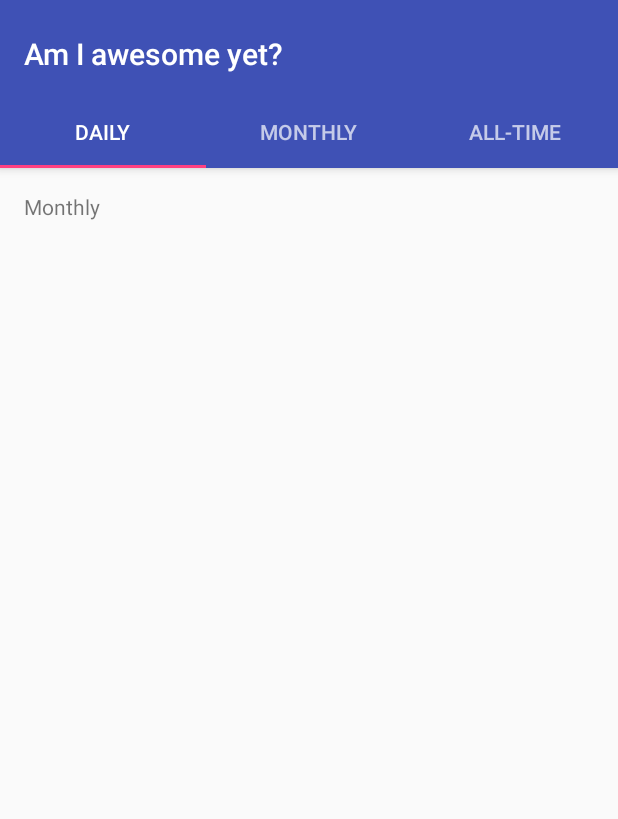
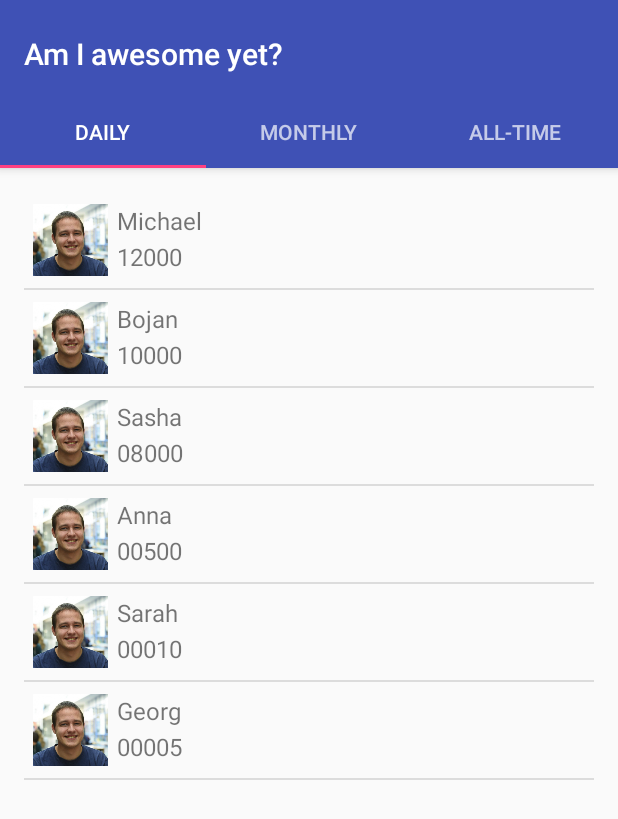
Before and after one commit to michael-schwarz/project-dragonhack, an Android app: the screen it shows after launch (LeaderboardActivity), on a phone screen of 412 x 824 dp. Shown: the top 819 px of the screen. Run offline under Robolectric (Android 15) with nearby library versions, the phone set to English and light mode, and no system bars.

Commit message:
Even more work was done

```diff
--- /dev/null
+++ b/LecturePotato/app/src/main/java/net/m_schwarz/lecturepotato/LeaderPosition.java
@@ -0,0 +1,14 @@
+package net.m_schwarz.lecturepotato;
+
+/**
+ * Created by michael on 15.05.16.
+ */
+public class LeaderPosition {
+    String username;
+    String points;
+
+    public LeaderPosition(String username,String points){
+        this.username = username;
+        this.points = points;
+    }
+}
--- a/LecturePotato/app/src/main/java/net/m_schwarz/lecturepotato/LeaderboardActivity.java
+++ b/LecturePotato/app/src/main/java/net/m_schwarz/lecturepotato/LeaderboardActivity.java
@@ -17,6 +17,8 @@ import android.view.MenuItem;
 import android.view.View;
 import android.view.ViewGroup;
 
+import android.widget.ArrayAdapter;
+import android.widget.ListView;
 import android.widget.TextView;
 
 public class LeaderboardActivity extends AppCompatActivity {
@@ -102,17 +104,21 @@ public class LeaderboardActivity extends AppCompatActivity {
         public View onCreateView(LayoutInflater inflater, ViewGroup container,
                                  Bundle savedInstanceState) {
             View rootView = inflater.inflate(R.layout.fragment_leaderboard, container, false);
-            TextView textView = (TextView) rootView.findViewById(R.id.section_label);
 
-            if(getArguments().getInt(ARG_SECTION_NUMBER) == 0){
-                textView.setText("Daily");
-            }
-            else if (getArguments().getInt(ARG_SECTION_NUMBER) == 1){
-                textView.setText("Monthly");
-            }
-            else{
-                textView.setText("All-time");
-            }
+            ListView lv = (ListView) rootView.findViewById(R.id.listview);
+
+
+            LeaderPosition[] values = new LeaderPosition[] {
+                    new LeaderPosition("Michael","12000"),
+                    new LeaderPosition("Bojan","10000"),
+                    new LeaderPosition("Sasha","08000"),
+                    new LeaderPosition("Anna","00500"),
+                    new LeaderPosition("Sarah","00010"),
+                    new LeaderPosition("Georg","00005"),
+            };
+
+            ArrayAdapter<LeaderPosition> adapter = new LeaderboardAdapter(getActivity(), values);
+            lv.setAdapter(adapter);
 
             return rootView;
         }
--- /dev/null
+++ b/LecturePotato/app/src/main/java/net/m_schwarz/lecturepotato/LeaderboardAdapter.java
@@ -0,0 +1,39 @@
+package net.m_schwarz.lecturepotato;
+
+import android.content.Context;
+import android.view.LayoutInflater;
+import android.view.View;
+import android.view.ViewGroup;
+import android.widget.ArrayAdapter;
+import android.widget.ImageView;
+import android.widget.TextView;
+
+/**
+ * Created by michael on 15.05.16.
+ */
+public class LeaderboardAdapter extends ArrayAdapter<LeaderPosition> {
+
+        private final Context context;
+        private final LeaderPosition[] values;
+
+        public LeaderboardAdapter(Context context, LeaderPosition[] values) {
+            super(context, -1, values);
+            this.context = context;
+            this.values = values;
+        }
+
+        @Override
+        public View getView(int position, View convertView, ViewGroup parent) {
+            LayoutInflater inflater = (LayoutInflater) context
+                    .getSystemService(Context.LAYOUT_INFLATER_SERVICE);
+            View rowView = inflater.inflate(R.layout.leader_board_item, parent, false);
+
+            TextView name = (TextView) rowView.findViewById(R.id.firstLine);
+            TextView textView = (TextView) rowView.findViewById(R.id.secondLine);
+            ImageView imageView = (ImageView) rowView.findViewById(R.id.icon);
+            textView.setText(values[position].points);
+            name.setText(values[position].username);
+
+            return rowView;
+        }
+    }
--- a/LecturePotato/app/src/main/res/layout/fragment_leaderboard.xml
+++ b/LecturePotato/app/src/main/res/layout/fragment_leaderboard.xml
@@ -8,9 +8,9 @@
     android:paddingTop="@dimen/activity_vertical_margin"
     tools:context="net.m_schwarz.lecturepotato.LeaderboardActivity$PlaceholderFragment">
 
-    <TextView
-        android:id="@+id/section_label"
-        android:layout_width="wrap_content"
-        android:layout_height="wrap_content" />
+    <ListView xmlns:android="http://schemas.android.com/apk/res/android"
+        android:id="@+id/listview"
+        android:layout_width="match_parent"
+        android:layout_height="match_parent" />
 
 </RelativeLayout>
--- /dev/null
+++ b/LecturePotato/app/src/main/res/layout/leader_board_item.xml
@@ -0,0 +1,42 @@
+<?xml version="1.0" encoding="utf-8"?>
+<RelativeLayout xmlns:android="http://schemas.android.com/apk/res/android"
+    android:layout_width="fill_parent"
+    android:layout_height="?android:attr/listPreferredItemHeight"
+    android:padding="6dip" >
+
+    <ImageView
+        android:id="@+id/icon"
+        android:layout_width="50dp"
+        android:layout_height="fill_parent"
+        android:layout_alignParentBottom="true"
+        android:layout_alignParentTop="true"
+        android:layout_marginRight="6dip"
+        android:contentDescription="TODO"
+        android:src="@drawable/michael" />
+
+    <TextView
+        android:id="@+id/secondLine"
+        android:layout_width="fill_parent"
+        android:layout_height="26dip"
+        android:layout_alignParentBottom="true"
+        android:layout_alignParentRight="true"
+        android:layout_toRightOf="@id/icon"
+        android:ellipsize="marquee"
+        android:singleLine="true"
+        android:text="Description"
+        android:textSize="16sp" />
+
+    <TextView
+        android:id="@+id/firstLine"
+        android:layout_width="fill_parent"
+        android:layout_height="wrap_content"
+        android:layout_above="@id/secondLine"
+        android:layout_alignParentRight="true"
+        android:layout_alignParentTop="true"
+        android:layout_alignWithParentIfMissing="true"
+        android:layout_toRightOf="@id/icon"
+        android:gravity="center_vertical"
+        android:text="Example application"
+        android:textSize="16sp" />
+
+</RelativeLayout>
```
Also changed, not shown: LecturePotato/app/src/main/res/drawable/michael.png (added).
